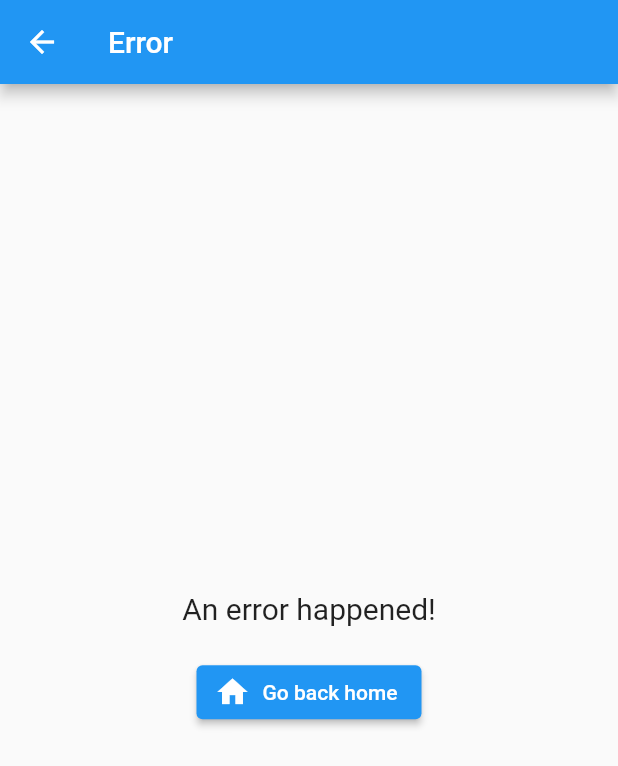
After one commit to ChrisVilches/Kakeibo-UI, a Flutter app: the GenericErrorScaffold screen opened directly, on a phone screen of 412 x 824 dp. The commit adds this screen. Shown: the top 766 px of the screen. Run offline on Flutter 3.47's test engine with Material 2 defaults, Android fonts, the phone set to English and light mode, and no system bars; our stand-ins replace flutter_dotenv, flutter_secure_storage, flutter_spinkit, get_it, graphql_flutter, syncfusion_flutter_datepicker; accounts and stored records are empty; generated files the repository leaves out were written again.

Commit message:
fix charts and data table calculation. Refactor some stuff. Create generic error scaffold, etc

```diff
--- a/lib/src/app.dart
+++ b/lib/src/app.dart
@@ -30,8 +30,8 @@ class MyApp extends StatelessWidget {
     return AnimatedBuilder(
       animation: settingsController,
       builder: (BuildContext context, Widget? child) {
-        return ChangeNotifierProvider(
-          create: (context) => NavigationStore(),
+        return ChangeNotifierProvider<NavigationStore>(
+          create: (_) => NavigationStore(),
           builder: (context, _) => MaterialApp(
             // Providing a restorationScopeId allows the Navigator built by the
             // MaterialApp to restore the navigation stack when a user leaves and
--- a/lib/src/models/extensions/period_queries.dart
+++ b/lib/src/models/extensions/period_queries.dart
@@ -35,6 +35,7 @@ extension PeriodQueries on Period {
           initialMoney
           dailyExpenses
           savingsPercentage
+          totalFixedExpenses
           days {
             id
             memo
--- a/lib/src/models/navigation_store.dart
+++ b/lib/src/models/navigation_store.dart
@@ -38,6 +38,10 @@ class NavigationStore with ChangeNotifier {
     return _currentPeriod != null;
   }
 
+  // TODO: Maybe this can be moved to a different provider and use a ProxyProvider.
+  //       The first type is the NavigationStore, and the second one the DayData. Then the
+  //       ProxyProvider creates the day data from the NavigationStore. That'd be good to
+  //       divide this class because it's too cluttered.
   DayData dayDataForDay(Day day) {
     return _dayDataList.firstWhere((DayData dayData) => dayData.day.dayDate == day.dayDate);
   }
--- a/lib/src/models/period.dart
+++ b/lib/src/models/period.dart
@@ -12,6 +12,7 @@ class Period {
   final int? salary;
   final int? dailyExpenses;
   final int? savingsPercentage;
+  final int? totalFixedExpenses;
 
   Period(
       {this.id,
@@ -20,6 +21,7 @@ class Period {
       this.dailyExpenses,
       this.initialMoney,
       this.savingsPercentage,
+      this.totalFixedExpenses,
       this.days = const [],
       this.fullDays = const [],
       this.dateFrom,
@@ -38,7 +40,7 @@ class Period {
   }
 
   int useablePerDay() {
-    return (useable() / fullDays.length).round();
+    return ((useable() - totalFixedExpenses!) / fullDays.length).round();
   }
 
   int limit() {
@@ -74,6 +76,7 @@ class Period {
         'initialMoney': initialMoney,
         'dailyExpenses': dailyExpenses,
         'savingsPercentage': savingsPercentage,
+        'totalFixedExpenses': totalFixedExpenses,
         'dateFrom': dateFrom == null ? null : DateUtil.formatDate(dateFrom!),
         'dateTo': dateTo == null ? null : DateUtil.formatDate(dateTo!)
       };
@@ -89,6 +92,7 @@ class Period {
         salary: json['salary'],
         initialMoney: json['initialMoney'],
         dailyExpenses: json['dailyExpenses'],
+        totalFixedExpenses: json['totalFixedExpenses'],
         savingsPercentage: json['savingsPercentage'],
         dateFrom: DateUtil.parseDate(json['dateFrom']),
         dateTo: DateUtil.parseDate(json['dateTo']));
--- a/lib/src/services/global_error_handler_service.dart
+++ b/lib/src/services/global_error_handler_service.dart
@@ -33,6 +33,8 @@ class GlobalErrorHandlerService {
     //       manual logouts. This way, all the exceptions are managed here, and it's easier to
     //       manage what happens when the user's token is removed (there are no multiple cases
     //       where the snackbar must be either displayed or not displayed).
+
+    // TODO: All cases are the same. Refactor?
     switch (err.runtimeType) {
       case HttpRequestException:
         serviceLocator.get<SnackbarService>().simpleSnackbar(err.toString());
@@ -42,6 +44,9 @@ class GlobalErrorHandlerService {
         break;
       case SignatureExpiredException:
         serviceLocator.get<SnackbarService>().simpleSnackbar(err.toString());
+        break;
+      default:
+        serviceLocator.get<SnackbarService>().simpleSnackbar(err.toString());
     }
   }
 }
--- a/lib/src/services/gql_client.dart
+++ b/lib/src/services/gql_client.dart
@@ -33,7 +33,11 @@ class GQLClient {
   void _throwErrorsFromQueryResult(QueryResult result) {
     if (!result.hasException) return;
 
-    if (result.exception!.graphqlErrors.isEmpty) throw Exception('An error happened');
+    if (result.exception!.graphqlErrors.isEmpty) {
+      final err = Exception('An error happened');
+      serviceLocator.get<GlobalErrorHandlerService>().signalError(err, doThrow: true);
+      return;
+    }
 
     List<GraphQLError> errorList = result.exception!.graphqlErrors;
 
--- a/lib/src/views/create_period_view.dart
+++ b/lib/src/views/create_period_view.dart
@@ -67,7 +67,7 @@ class CreatePeriodView extends StatelessWidget {
   @override
   Widget build(BuildContext context) {
     return ChangeNotifierProvider<CreatePeriodController>(
-      create: (context) => CreatePeriodController(),
+      create: (_) => CreatePeriodController(),
       builder: (context, _) => form(context),
     );
   }
--- a/lib/src/views/periods_list_view.dart
+++ b/lib/src/views/periods_list_view.dart
@@ -6,6 +6,7 @@ import 'package:kakeibo_ui/src/views/create_period_view.dart';
 import 'package:kakeibo_ui/src/views/settings_view.dart';
 import 'package:kakeibo_ui/src/widgets/periods_list/empty_periods_list_widget.dart';
 import 'package:kakeibo_ui/src/widgets/periods_list/periods_list_main_widget.dart';
+import 'package:kakeibo_ui/src/widgets/scaffolds/generic_error_scaffold.dart';
 
 class PeriodsListView extends StatefulWidget {
   static const routeName = '/period_list';
@@ -33,7 +34,7 @@ class _PeriodListState extends State<PeriodsListView> with SingleTickerProviderS
           default:
             if (snapshot.hasError) {
               debugPrint(snapshot.error.toString());
-              return const Text('Error');
+              return GenericErrorScaffold();
             } else {
               return _PeriodList(snapshot: snapshot, triggerReload: _triggerReload);
             }
--- a/lib/src/widgets/day_detail/summary_tab/day_detail_form_widget.dart
+++ b/lib/src/widgets/day_detail/summary_tab/day_detail_form_widget.dart
@@ -26,7 +26,7 @@ class DayDetailFormWidget extends StatelessWidget {
   @override
   Widget build(BuildContext context) {
     return ChangeNotifierProvider<DayDetailFormController>(
-      create: (context) => DayDetailFormController(period: period, day: day),
+      create: (_) => DayDetailFormController(period: period, day: day),
       builder: (context, _) {
         final ctrl = Provider.of<DayDetailFormController>(context, listen: false);
 
--- /dev/null
+++ b/lib/src/widgets/scaffolds/generic_error_scaffold.dart
@@ -0,0 +1,35 @@
+import 'package:flutter/material.dart';
+import 'package:kakeibo_ui/src/views/home_view.dart';
+
+class GenericErrorScaffold extends StatelessWidget {
+  const GenericErrorScaffold({Key? key}) : super(key: key);
+
+  String mainButtonText(BuildContext context) {
+    String currRoute = ModalRoute.of(context)?.settings.name ?? '';
+
+    return currRoute == HomeView.routeName ? 'Reload' : 'Go back home';
+  }
+
+  @override
+  Widget build(BuildContext context) {
+    return Scaffold(
+      appBar: AppBar(
+        title: const Text('Error'),
+      ),
+      body: Center(
+        child: Column(
+          mainAxisAlignment: MainAxisAlignment.center,
+          children: [
+            Text('An error happened!', style: TextStyle(fontSize: 20)),
+            SizedBox(height: 20),
+            ElevatedButton.icon(
+              onPressed: () => Navigator.of(context).pushReplacementNamed(HomeView.routeName),
+              icon: const Icon(Icons.home),
+              label: Text(mainButtonText(context)),
+            ),
+          ],
+        ),
+      ),
+    );
+  }
+}
--- a/lib/src/widgets/scaffolds/period_config_scaffold.dart
+++ b/lib/src/widgets/scaffolds/period_config_scaffold.dart
@@ -67,6 +67,12 @@ class PeriodConfigScaffold extends StatelessWidget {
                     onChanged: ctrl.onChangedDailyExpenses,
                     initialValue: ctrl.dailyExpensesValue,
                   ),
+                  DigitsOnlyInputWidget(
+                    'Total fixed expenses',
+                    onChanged: ctrl.onChangedTotalFixedExpenses,
+                    initialValue: ctrl.totalFixedExpenses,
+                    hintText: 'Rent, bills, etc...',
+                  ),
                 ],
               ),
             ),
```
Also changed, not shown: lib/src/controllers/period_config_controller.dart (+15 -6 lines), lib/src/services/table_calculator.dart (+7 -2 lines), lib/src/widgets/misc/digits_only_input_widget.dart (+10 -4 lines).
